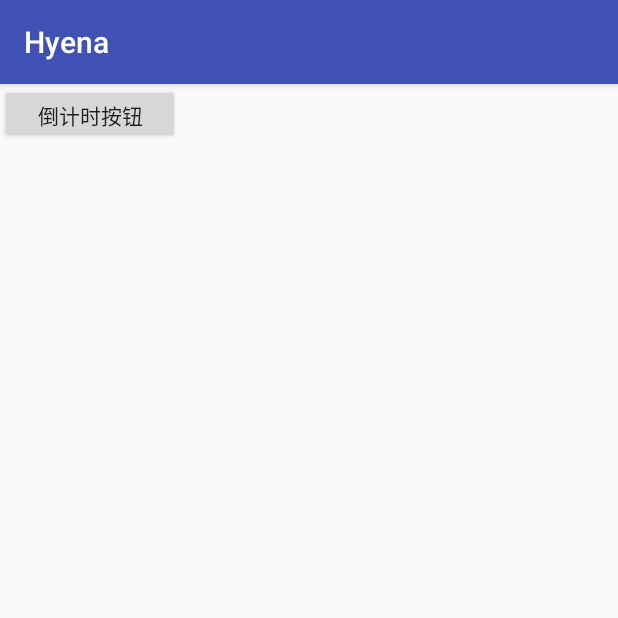
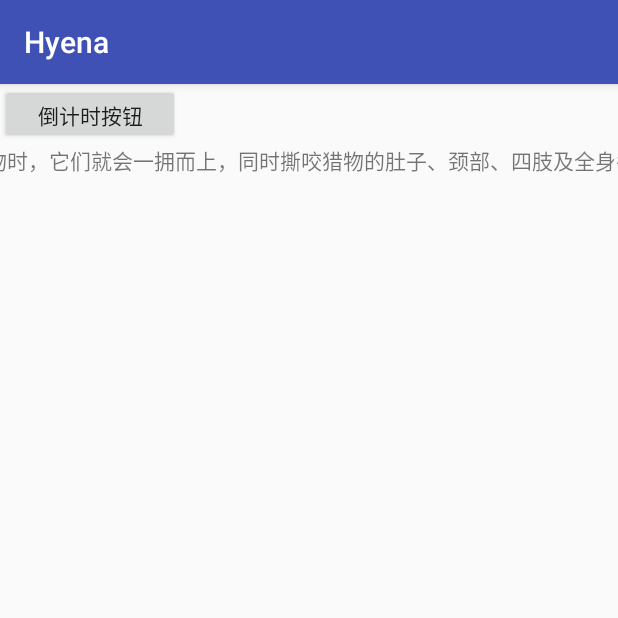
Before and after one commit to magician-f/Hyena, an Android app: the screen it shows after launch (MainActivity), on a phone screen of 412 x 824 dp, the top half of it. Run offline under Robolectric (Android 15) with nearby library versions, the phone set to English and light mode, and no system bars.

Commit message:
0.2.0 横向跑马灯控件

```diff
--- a/app/src/main/res/layout/activity_main.xml
+++ b/app/src/main/res/layout/activity_main.xml
@@ -1,9 +1,9 @@
 <?xml version="1.0" encoding="utf-8"?>
 <LinearLayout xmlns:android="http://schemas.android.com/apk/res/android"
-    xmlns:app="http://schemas.android.com/apk/res-auto"
     xmlns:tools="http://schemas.android.com/tools"
     android:layout_width="match_parent"
     android:layout_height="match_parent"
+    android:orientation="vertical"
     tools:context="com.test.hyena.MainActivity">
 
     <com.akita.hyena.view.button.CountDownButton
@@ -12,4 +12,8 @@
         android:layout_height="40dp"
         android:text="倒计时按钮" />
 
+    <com.akita.hyena.view.textview.HScrollTextView
+        android:layout_width="match_parent"
+        android:layout_height="wrap_content"
+        android:text="Hyena 鬣狗快速开发库：当鬣狗集体捕获猎物时，它们就会一拥而上，同时撕咬猎物的肚子、颈部、四肢及全身各处。为了防备狮子前来掠夺它们的食物，整个族群的斑鬣狗就一起狼吞虎咽地分享这份大餐。鬣狗是效率极高的食肉动物，短短数十分钟内，猎物便只剩下骨头。HScrollTextView 横向跑马灯控件。发廊的味道，跑马灯的感觉" />
 </LinearLayout>
```
Also changed, not shown: 2 other files.
